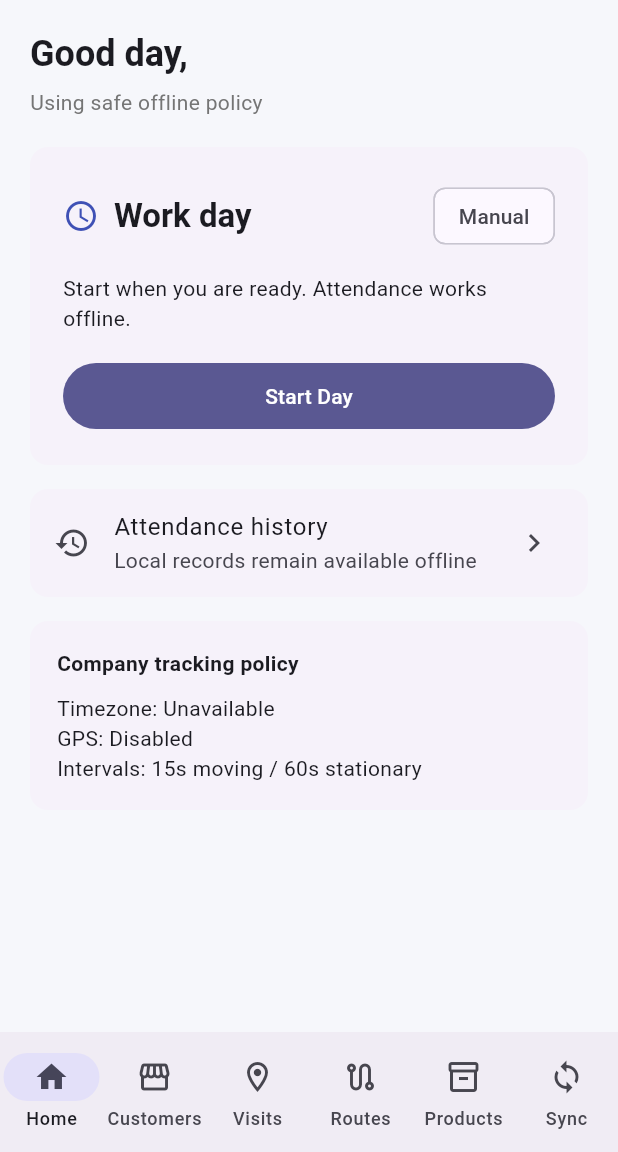
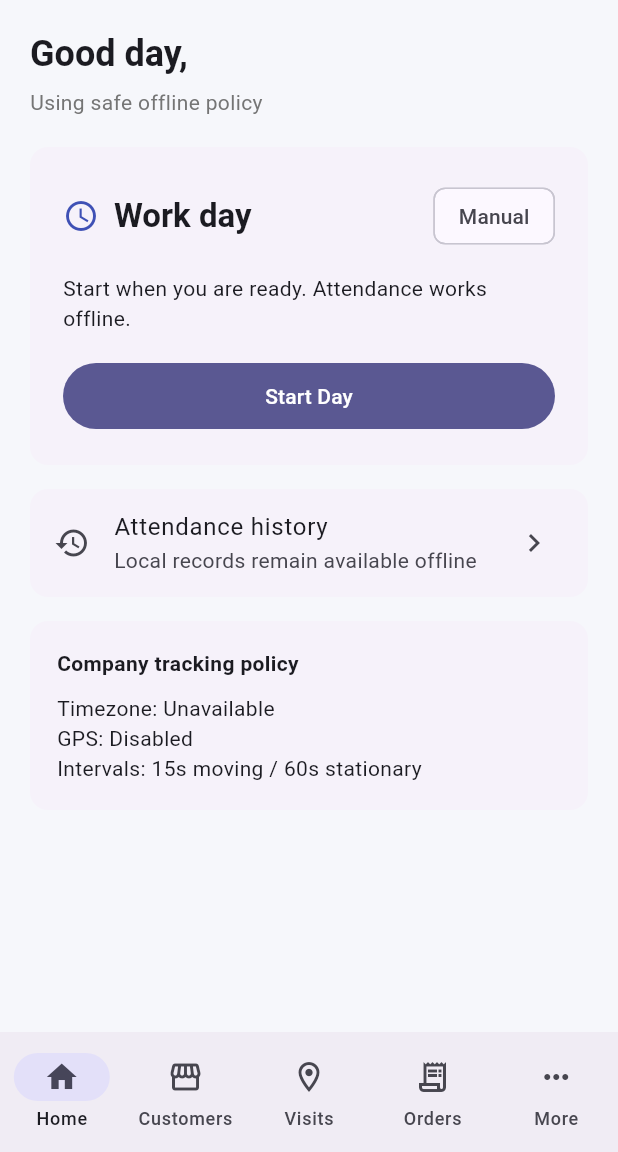
Before and after one commit to Haider-Shakoori/field-sales-mobile, a Flutter app: the DashboardScreen screen opened directly, on a phone screen of 412 x 824 dp, the part 84-1236 px from its top. Run offline on Flutter 3.47's test engine with Material 3 defaults, Android fonts, the light colour scheme and no system bars; our stand-ins replace battery_plus, connectivity_plus, device_info_plus, dio, flutter_secure_storage, geolocator and 3 more; accounts and stored records are empty.

Commit message:
Batch 9: use professional five-tab mobile navigation

```diff
--- a/lib/ui/dashboard_screen.dart
+++ b/lib/ui/dashboard_screen.dart
@@ -4,11 +4,12 @@ import 'package:provider/provider.dart';
 import '../state/attendance_controller.dart';
 import '../state/call_activity_controller.dart';
 import '../state/master_data_controller.dart';
+import '../state/order_controller.dart';
 import '../state/visit_controller.dart';
 import 'customers_screen.dart';
 import 'home_tab.dart';
-import 'products_screen.dart';
-import 'routes_screen.dart';
+import 'more_screen.dart';
+import 'orders_screen.dart';
 import 'sync_screen.dart';
 import 'visits_screen.dart';
 
@@ -26,18 +27,16 @@ class _DashboardScreenState extends State<DashboardScreen> {
     HomeTab(),
     CustomersScreen(),
     VisitsScreen(),
-    RoutesScreen(),
-    ProductsScreen(),
-    SyncScreen(),
+    OrdersScreen(),
+    MoreScreen(),
   ];
 
   static const _titles = [
     'Field Sales',
     'Customers',
     'Visits',
-    'Routes',
-    'Products',
-    'Sync',
+    'Orders',
+    'More',
   ];
 
   @override
@@ -49,6 +48,7 @@ class _DashboardScreenState extends State<DashboardScreen> {
         context.read<MasterDataController>().initialize();
         context.read<VisitController>().initialize();
         context.read<CallActivityController>().initialize();
+        context.read<OrderController>().initialize();
       }
     });
   }
@@ -58,7 +58,8 @@ class _DashboardScreenState extends State<DashboardScreen> {
     final master = context.watch<MasterDataController>();
     final visits = context.watch<VisitController>();
     final calls = context.watch<CallActivityController>();
-    final pending = master.pending + visits.pending + calls.pending;
+    final orders = context.watch<OrderController>();
+    final pending = master.pending + visits.pending + calls.pending + orders.pending;
 
     return Scaffold(
       appBar: AppBar(
@@ -71,7 +72,9 @@ class _DashboardScreenState extends State<DashboardScreen> {
                 label: Text('$pending'),
                 child: IconButton(
                   tooltip: 'Pending sync',
-                  onPressed: () => setState(() => _index = 5),
+                  onPressed: () => Navigator.of(context).push(
+                    MaterialPageRoute(builder: (_) => const SyncScreen()),
+                  ),
                   icon: const Icon(Icons.cloud_upload_outlined),
                 ),
               ),
@@ -104,19 +107,14 @@ class _DashboardScreenState extends State<DashboardScreen> {
             label: 'Visits',
           ),
           NavigationDestination(
-            icon: Icon(Icons.route_outlined),
-            selectedIcon: Icon(Icons.route),
-            label: 'Routes',
+            icon: Icon(Icons.receipt_long_outlined),
+            selectedIcon: Icon(Icons.receipt_long),
+            label: 'Orders',
           ),
           NavigationDestination(
-            icon: Icon(Icons.inventory_2_outlined),
-            selectedIcon: Icon(Icons.inventory_2),
-            label: 'Products',
-          ),
-          NavigationDestination(
-            icon: Icon(Icons.sync_outlined),
-            selectedIcon: Icon(Icons.sync),
-            label: 'Sync',
+            icon: Icon(Icons.more_horiz),
+            selectedIcon: Icon(Icons.more),
+            label: 'More',
           ),
         ],
       ),
```
